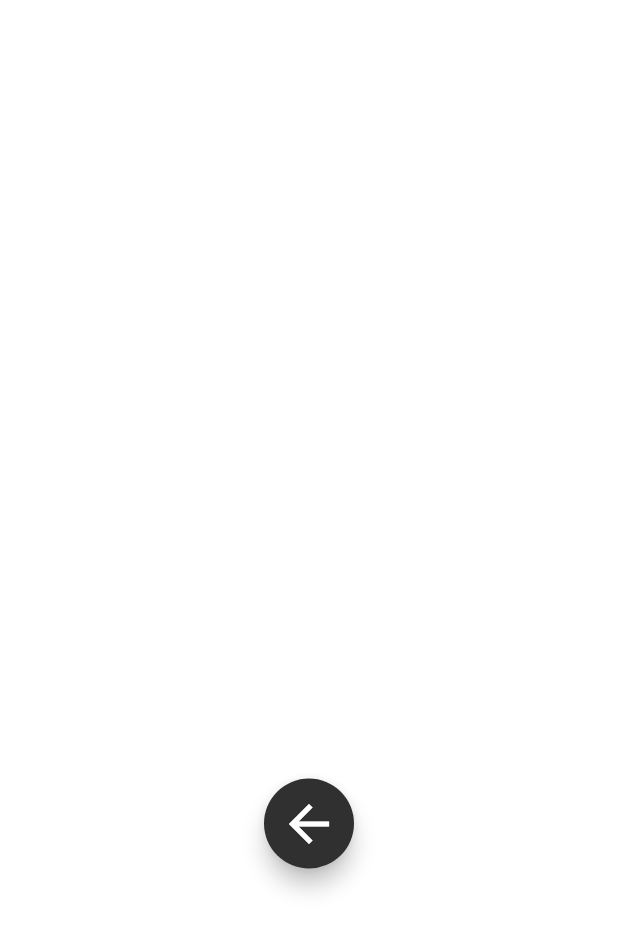
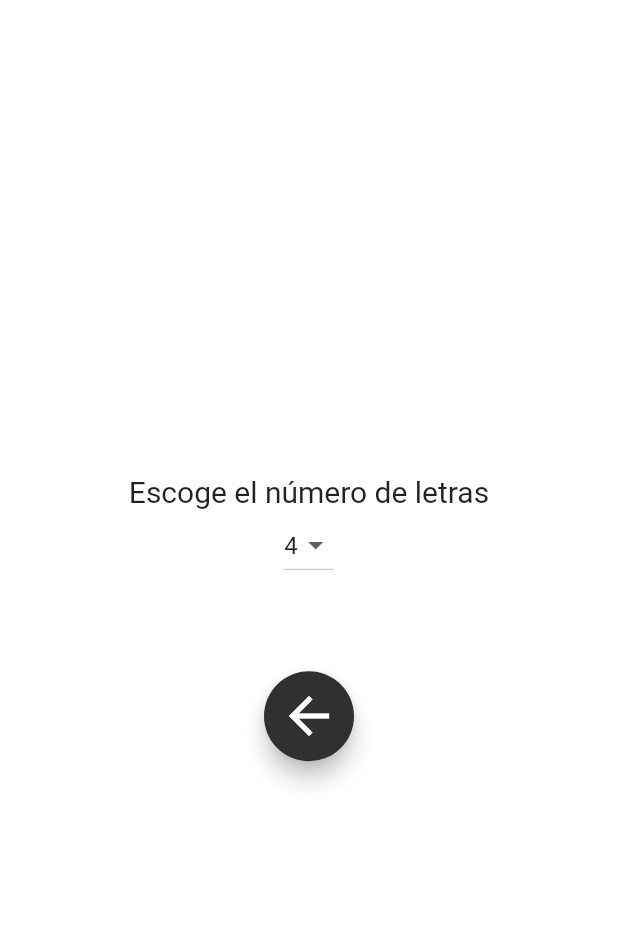
Before and after one commit to joaquinrodfer/Wordle-DSDM-UJA, a Flutter app: the ConfiguracionLetrasPantalla screen opened directly, on a phone screen of 412 x 824 dp. Shown: the top 931 px of the screen. Run offline on Flutter 3.47's test engine with Material 2 defaults, Android fonts, the phone set to English and light mode, and no system bars; our stand-ins replace curved_navigation_bar, google_fonts; missing offline and left inert: dart:ffi.

Commit message:
nuevos cambios

```diff
--- a/lib/configuracion_letras_pantalla.dart
+++ b/lib/configuracion_letras_pantalla.dart
@@ -1,9 +1,11 @@
+import 'dart:ffi';
+
 import 'package:flutter/material.dart';
 import 'package:wordle/configuracion_pantalla.dart';
 
 class ConfiguracionLetrasPantalla extends StatefulWidget {
-  int _numeroLetras = 5;
-  int get numeroLetras => _numeroLetras;
+  String _numeroLetras = "5";
+  String get numeroLetras => _numeroLetras;
 
   ConfiguracionLetrasPantalla({Key? key}) : super(key: key);
 
@@ -12,25 +14,45 @@ class ConfiguracionLetrasPantalla extends StatefulWidget {
 }
 
 class _ConfiguracionLetrasPantallaState extends State<ConfiguracionLetrasPantalla> {
+
+  String dropdownValue = "4";
+  final valoresAEscoger = [4, 5, 6, 7, 8];
+
   @override
   Widget build(BuildContext context) {
     return Scaffold(
       body: Container(
         alignment: Alignment.center,
         child: Column(
-          mainAxisAlignment: MainAxisAlignment.spaceEvenly,
+          mainAxisAlignment: MainAxisAlignment.center,
           children: <Widget>[
             Column(
               children: [
-                Text('Número de letras',style: Theme.of(context).primaryTextTheme.displaySmall),
-                /*DropdownButton(
-                  value: context
-                  items: Items,
-                  onChanged: (){}
-                )*/
-              ],
+                //Text('Número de letras',style: Theme.of(context).primaryTextTheme.displaySmall),
+                const Center(
+                  child: Text("Escoge el número de letras", style: TextStyle(
+                    fontSize: 20
+                  ),),
+
                 ),
-            Container(
+                DropdownButton<String>(
+                  value: dropdownValue,
+                  items: <String>['4', '5', '6', '7', '8']
+                          .map<DropdownMenuItem<String>>((String value) {
+                              return DropdownMenuItem<String>(
+                                value: value,
+                                child: Text(value),
+                              );
+                      }).toList(),
+                  onChanged: (String? newValue) {
+                        setState(() {
+                          dropdownValue = newValue!;
+                        });
+
+                      },
+                ),
+                const SizedBox(height: 60),
+                SizedBox(
                   height: 60,
                   width: 60,
                   child: FloatingActionButton(
@@ -47,6 +69,9 @@ class _ConfiguracionLetrasPantallaState extends State<ConfiguracionLetrasPantall
                 )
               ],
             ),
+
+          ],
+        ),
       ),
     );
   }
--- a/lib/wordle.dart
+++ b/lib/wordle.dart
@@ -8,6 +8,7 @@ class Wordle extends StatelessWidget {
   @override
   Widget build(BuildContext context) {
     return MaterialApp(
+      debugShowCheckedModeBanner: false,
       title: 'Wordle',
       theme: WordleTema.claro(),
       darkTheme: WordleTema.oscuro(),
```
Also changed, not shown: 17 other files. Lines whose indentation alone changed are shown as unchanged.
